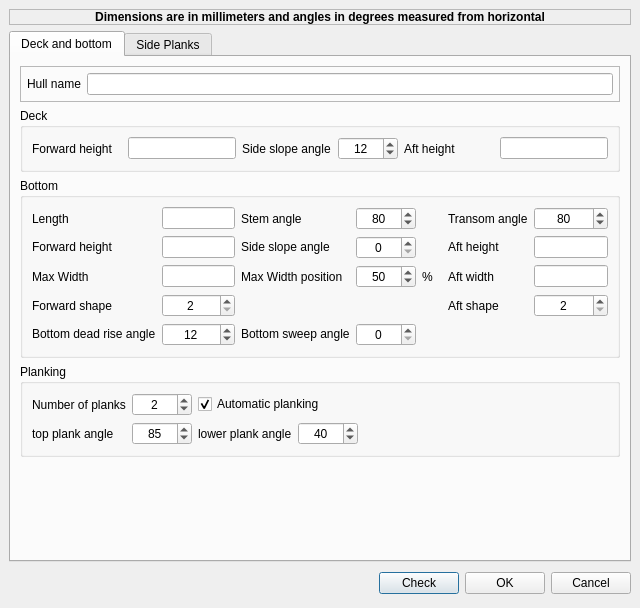
First picture: the form in src/formhulldefbase.ui, repository sailcut/sailcut, before the edit.
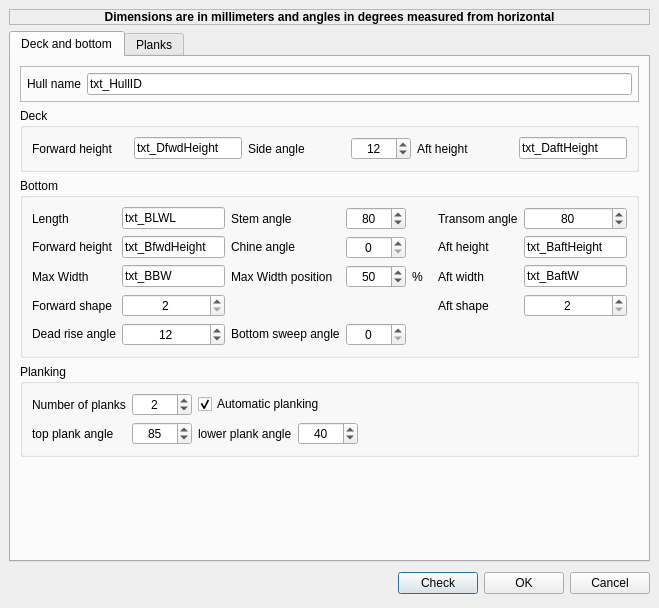
Second picture: the form after the edit.

```diff
--- a/src/formhulldefbase.ui
+++ b/src/formhulldefbase.ui
@@ -6,7 +6,7 @@
    <rect>
     <x>0</x>
     <y>0</y>
-    <width>640</width>
+    <width>659</width>
     <height>608</height>
    </rect>
   </property>
@@ -391,6 +391,9 @@
               <height>22</height>
              </size>
             </property>
+            <property name="text" >
+             <string>txt_BBW</string>
+            </property>
            </widget>
           </item>
           <item row="2" column="0" >
@@ -416,6 +419,9 @@
               <height>22</height>
              </size>
             </property>
+            <property name="text" >
+             <string>txt_BfwdHeight</string>
+            </property>
            </widget>
           </item>
           <item row="0" column="1" >
@@ -434,6 +440,9 @@
               <height>22</height>
              </size>
             </property>
+            <property name="text" >
+             <string>txt_BLWL</string>
+            </property>
            </widget>
           </item>
           <item row="2" column="6" >
@@ -452,6 +461,9 @@
               <height>22</height>
              </size>
             </property>
+            <property name="text" >
+             <string>txt_BaftW</string>
+            </property>
            </widget>
           </item>
           <item row="3" column="6" >
@@ -543,6 +555,9 @@
               <height>22</height>
              </size>
             </property>
+            <property name="text" >
+             <string>txt_BaftHeight</string>
+            </property>
            </widget>
           </item>
           <item row="0" column="6" >
@@ -586,7 +601,7 @@
              </sizepolicy>
             </property>
             <property name="text" >
-             <string>Bottom dead rise angle</string>
+             <string>Dead rise angle</string>
             </property>
            </widget>
           </item>
@@ -637,7 +652,7 @@
              </sizepolicy>
             </property>
             <property name="text" >
-             <string>Side slope angle</string>
+             <string>Chine angle</string>
             </property>
            </widget>
           </item>
@@ -726,6 +741,9 @@
               <height>22</height>
              </size>
             </property>
+            <property name="text" >
+             <string>txt_HullID</string>
+            </property>
            </widget>
           </item>
           <item row="0" column="0" >
@@ -804,6 +822,9 @@
               <height>22</height>
              </size>
             </property>
+            <property name="text" >
+             <string>txt_DaftHeight</string>
+            </property>
            </widget>
           </item>
           <item row="0" column="1" >
@@ -822,6 +843,9 @@
               <height>22</height>
              </size>
             </property>
+            <property name="text" >
+             <string>txt_DfwdHeight</string>
+            </property>
            </widget>
           </item>
           <item row="0" column="0" >
@@ -834,7 +858,7 @@
           <item row="0" column="2" >
            <widget class="QLabel" name="label_DSlopeA" >
             <property name="text" >
-             <string>Side slope angle</string>
+             <string>Side angle</string>
             </property>
            </widget>
           </item>
@@ -852,7 +876,7 @@
      </widget>
      <widget class="QWidget" name="tab_2" >
       <attribute name="title" >
-       <string>Side Planks</string>
+       <string>Planks</string>
       </attribute>
       <layout class="QGridLayout" >
        <property name="margin" >
```
